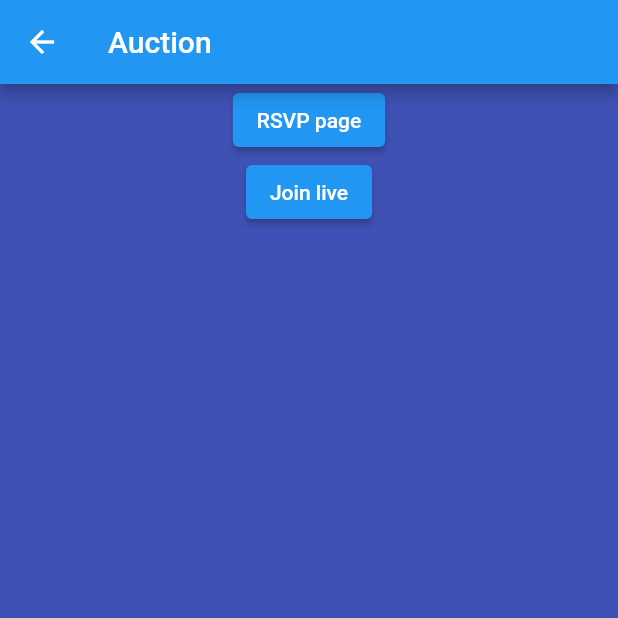
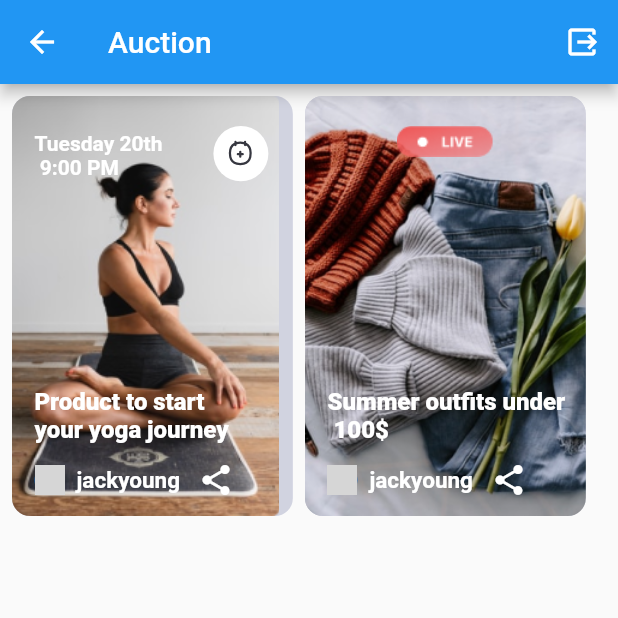
Before and after one commit to cntoss/tekction, a Flutter app: the HomePage screen opened directly, on a phone screen of 412 x 824 dp, the top half of it. Run offline on Flutter 3.47's test engine with Material 2 defaults, Android fonts, the phone set to English and light mode, and no system bars; our stand-ins replace dio, flutter_svg, fluttertoast, get_it, permission_handler, rxdart and 1 more; missing offline and left inert: agora_rtc_engine; accounts and stored records are empty; network calls fail; grey boxes are pictures that could not be loaded.

Commit message:
auction home live card

```diff
--- a/lib/core/route_manager.dart
+++ b/lib/core/route_manager.dart
@@ -1,6 +1,5 @@
 import 'package:flutter/material.dart';
 import 'package:tekction/home/ui/screen/home_page.dart';
-import 'package:tekction/home/ui/screen/home_page_two.dart';
 import 'package:tekction/home/ui/screen/live_page.dart';
 import 'package:tekction/home/ui/screen/live_streaming.dart';
 import 'package:tekction/login/ui/login.dart';
@@ -32,7 +31,10 @@ class RouteGenerator {
         return MaterialPageRoute(builder: (_) => const LivePage());
 
       case Routes.liveWithChat:
-        return MaterialPageRoute(builder: (_) => const LiveStreaming());
+        return MaterialPageRoute(
+            builder: (_) => LiveStreaming(
+                  isBroadCaster: routeSettings.arguments as bool?,
+                ));
 
       default:
         return unDefinedRoute();
--- a/lib/home/ui/screen/call_page.dart
+++ b/lib/home/ui/screen/call_page.dart
@@ -30,13 +30,6 @@ class _CallPageState extends State<CallPage> {
   void initState() {
     super.initState();
     initAgora();
-  }
-
-  @override
-  void dispose() {
-    super.dispose();
-    _engine.leaveChannel();
-    _engine.release();
   }
 
   Future<void> initAgora() async {
@@ -108,7 +101,9 @@ class _CallPageState extends State<CallPage> {
   @override
   Widget build(BuildContext context) {
     var size = MediaQuery.of(context).size;
-    return Scaffold(
+    return WillPopScope(
+      onWillPop: () async => false,
+      child: Scaffold(
         body: Stack(
           children: [
             widget.isBroadcaster
@@ -140,13 +135,13 @@ class _CallPageState extends State<CallPage> {
                   showLiveInfo: true,
                   showGlass: true,
                   onBackPressed: () {
-                  super.dispose();
                     _engine.leaveChannel();
                     _engine.release();
                     Navigator.pop(context);
                   },
                 )),
           ],
+        ),
       ),
     );
   }
--- a/lib/home/ui/screen/home_page.dart
+++ b/lib/home/ui/screen/home_page.dart
@@ -2,6 +2,9 @@ import 'package:flutter/material.dart';
 import 'package:shared_preferences/shared_preferences.dart';
 import 'package:tekction/common/app_constant.dart';
 import 'package:tekction/core/route_manager.dart';
+import 'package:tekction/helper/logout_helper.dart';
+
+import '../widget/auction_card.dart';
 
 class HomePage extends StatefulWidget {
   const HomePage({super.key});
@@ -29,34 +32,55 @@ class _HomePageState extends State<HomePage> {
   @override
   Widget build(BuildContext context) {
     return Scaffold(
-      appBar: AppBar(title: const Text("Auction")),
-      backgroundColor: Colors.indigo,
-      body: SizedBox(
+      appBar: AppBar(
+        title: const Text("Auction"),
+        actions: [
+          IconButton(
+              onPressed: () => LogoutHelper().logOuts(context),
+              icon: const Icon(Icons.output_outlined))
+        ],
+      ),
+      // backgroundColor: Colors.indigo,
+      body: isBroadCaster == null
+          ? const Center(
+              child: CircularProgressIndicator(),
+            )
+          : SizedBox(
               width: MediaQuery.of(context).size.width,
-        child: Column(
-          children: [
-            if (isBroadCaster) ...[
-              ElevatedButton(
+              child: isBroadCaster
+                  ? Center(
+                      child: ElevatedButton(
                         onPressed: () {
-                  Navigator.pushNamed(context, Routes.liveWithChat);
+                          Navigator.pushNamed(context, Routes.liveWithChat, arguments: true);
                         },
                         child: const Text('Go to live'),
+                      ),
                     )
-            ] else ...[
-              ElevatedButton(
-                onPressed: () {
+                  : Padding(
+                      padding: const EdgeInsets.all(8.0),
+                      child: Row(children: [
+                        AcutionCard(
+                          imageUrl: 'https://picsum.photos/300/300',
+                          vendor: 'jackyoung',
+                          name: 'Product to start\nyour yoga journey',
+                          onRsvpPressed: () {
                             Navigator.pushNamed(context, '/live');
                           },
-                child: const Text('RSVP page'),
                         ),
-              ElevatedButton(
-                onPressed: () {
-                  Navigator.pushNamed(context, Routes.liveWithChat);
+                        const SizedBox(
+                          width: 8,
+                        ),
+                        AcutionCard(
+                          imageUrl: 'https://picsum.photos/300/300',
+                          vendor: 'jackyoung',
+                          name: 'Summer outfits under\n 100\$',
+                          isLive: true,
+                          onLivePressed: () {
+                            print('on live');
+                            Navigator.pushNamed(context, Routes.liveWithChat, arguments: false);
                           },
-                child: const Text('Join live'),
-              )
-            ]
-          ],
+                        ),
+                      ]),
                     ),
             ),
     );
--- a/lib/home/ui/screen/live_streaming.dart
+++ b/lib/home/ui/screen/live_streaming.dart
@@ -1,5 +1,4 @@
 import 'package:flutter/material.dart';
-import 'package:shared_preferences/shared_preferences.dart';
 import 'package:tekction/home/ui/screen/call_page.dart';
 import 'package:tekction/home/ui/widget/basket_widget.dart';
 import 'package:tekction/home/ui/widget/chat_listview.dart';
@@ -8,11 +7,10 @@ import 'package:tekction/resource/color_manager.dart';
 import 'package:tekction/service/locator.dart';
 
 import '../../../common/app_constant.dart';
-import '../../../resource/asset_manager.dart';
-import 'top_bar_live.dart';
 
 class LiveStreaming extends StatefulWidget {
-  const LiveStreaming({super.key});
+  final bool? isBroadCaster;
+  const LiveStreaming({super.key, this.isBroadCaster});
 
   @override
   State<LiveStreaming> createState() => _LiveStreamingState();
@@ -22,8 +20,6 @@ class _LiveStreamingState extends State<LiveStreaming> {
   final _sizeConfig = locator<SizeConfig>();
 
   final commentController = TextEditingController();
-
-  var isBroadCaster;
 
   List<String> chatList = [
     'name1',
@@ -46,15 +42,7 @@ class _LiveStreamingState extends State<LiveStreaming> {
 
   @override
   void initState() {
-    checkBroadcaster();
     super.initState();
-  }
-
-  checkBroadcaster() async {
-    SharedPreferences _sharedPref = await SharedPreferences.getInstance();
-    setState(() {
-      isBroadCaster = _sharedPref.getBool(broadcasterKey) ?? false;
-    });
   }
 
   @override
@@ -72,7 +60,7 @@ class _LiveStreamingState extends State<LiveStreaming> {
                 children: [
                   CallPage(
                     channel: channel,
-                    isBroadcaster: isBroadCaster,
+                    isBroadcaster: widget.isBroadCaster ?? false,
                   ),
                   Positioned(
                     bottom: 0,
--- /dev/null
+++ b/lib/home/ui/widget/auction_card.dart
@@ -0,0 +1,153 @@
+import 'package:flutter/material.dart';
+import 'package:flutter_svg/svg.dart';
+import 'package:tekction/common/app_constant.dart';
+import 'package:tekction/resource/asset_manager.dart';
+import 'package:tekction/service/locator.dart';
+
+class AcutionCard extends StatelessWidget {
+  const AcutionCard(
+      {super.key,
+      this.imageUrl,
+      this.vendor,
+      this.onSharePressed,
+      this.name,
+      this.description,
+      this.price,
+      this.onRsvpPressed,
+      this.onLivePressed,
+      this.isLive = false});
+
+  /// Image url.
+  final String? imageUrl;
+
+  /// Vendor name.
+  final String? vendor;
+
+  /// Callback on share pressed.
+  final VoidCallback? onSharePressed;
+
+  // Callback on live.
+  final VoidCallback? onLivePressed;
+
+  /// Time.
+  final String? name;
+
+  /// Description.
+  final String? description;
+
+  final int? price;
+
+  /// Callback on rsvp button pressed.
+  final VoidCallback? onRsvpPressed;
+
+  final bool isLive;
+
+  @override
+  Widget build(BuildContext context) {
+    return ClipRRect(
+      borderRadius: BorderRadius.circular(12.0),
+      child: Container(
+        color: const Color(0xff36374080),
+        width: locator<SizeConfig>().screenW / 2.2,
+        height: 280,
+        child: Stack(
+          children: [
+            Image.asset(
+              isLive ? ImageAssets.live : ImageAssets.rsrv,
+              height: 280,
+              fit: BoxFit.fitHeight,
+            ),
+            !isLive
+                ? Positioned(
+                    top: 20,
+                    left: horizontalPadding / 2,
+                    right: horizontalPadding / 2,
+                    child: Row(
+                      mainAxisAlignment: MainAxisAlignment.spaceBetween,
+                      children: [
+                        const Text(
+                          'Tuesday 20th \n 9:00 PM',
+                          style: TextStyle(
+                              color: Colors.white,
+                              fontSize: 14,
+                              fontWeight: FontWeight.w700),
+                        ),
+                        InkWell(
+                            onTap: onRsvpPressed,
+                            child: SvgPicture.asset(SvgAsset.plus))
+                      ],
+                    ))
+                : Positioned(
+                    top: 0,
+                    left: 0,
+                    right: 0,
+                    child: InkWell(
+                      onTap: onLivePressed,
+                      child: Image.asset(ImageAssets.liveButton),
+                    ),
+                  ),
+            Positioned(
+              bottom: 0,
+              child: Padding(
+                padding: const EdgeInsets.symmetric(
+                    horizontal: horizontalPadding / 2),
+                child: Column(
+                  mainAxisSize: MainAxisSize.min,
+                  crossAxisAlignment: CrossAxisAlignment.start,
+                  children: [
+                    Text(
+                      '$name',
+                      maxLines: 2,
+                      style: const TextStyle(
+                          color: Colors.white,
+                          fontSize: 16,
+                          fontWeight: FontWeight.w800),
+                    ),
+                    /*  if (isLive)
+                      Text(
+                        '$price',
+                        style: const TextStyle(
+                            color: Colors.white,
+                            fontSize: 16,
+                            fontWeight: FontWeight.w800),
+                      ), */
+                    Row(
+                      mainAxisAlignment: MainAxisAlignment.spaceBetween,
+                      children: [
+                        Row(
+                          mainAxisAlignment: MainAxisAlignment.start,
+                          children: [
+                            CircleAvatar(
+                              radius: 10,
+                              backgroundImage: NetworkImage('$imageUrl'),
+                            ),
+                            const SizedBox(width: 8),
+                            Text(
+                              '$vendor',
+                              style: const TextStyle(
+                                fontSize: 15,
+                                fontWeight: FontWeight.w700,
+                                color: Colors.white,
+                              ),
+                            ),
+                          ],
+                        ),
+                        IconButton(
+                          onPressed: onSharePressed,
+                          icon: const Icon(
+                            Icons.share,
+                            color: Colors.white,
+                          ),
+                        ),
+                      ],
+                    ),
+                  ],
+                ),
+              ),
+            )
+          ],
+        ),
+      ),
+    );
+  }
+}
--- a/lib/home/ui/widget/stream_text_row.dart
+++ b/lib/home/ui/widget/stream_text_row.dart
@@ -29,7 +29,7 @@ class StreamTextRow extends StatelessWidget {
         width: _sizeConfig.screenW,
         child: Row(children: [
           SizedBox(
-            width: _sizeConfig.safeBlockW * 60,
+            width: _sizeConfig.safeBlockW * 56,
             height: 55,
             child: TextField(
               controller: commentController,
--- a/lib/login/ui/login.dart
+++ b/lib/login/ui/login.dart
@@ -68,7 +68,7 @@ class _LoginScreenState extends State<LoginScreen> {
     return Container(
       margin: const EdgeInsets.only(top: 50.0),
       padding: const EdgeInsets.symmetric(horizontal: 20.0, vertical: 30.0),
-      child: const Text("Welcome to Tekction",
+      child: const Text("Welcome", //to Tekction",
           style: TextStyle(
               color: Colors.white70,
               fontSize: 40.0,
@@ -82,13 +82,13 @@ class _LoginScreenState extends State<LoginScreen> {
       child: Column(
         children: <Widget>[
           TextField(
-            keyboardType: TextInputType.phone,
+            keyboardType: TextInputType.emailAddress,
             controller: emailController,
             cursorColor: Colors.white,
             style: const TextStyle(color: Colors.white70),
             decoration: const InputDecoration(
-              icon: Icon(Icons.phone_android, color: Colors.white70),
-              hintText: "Phone Number",
+              icon: Icon(Icons.mail, color: Colors.white70),
+              hintText: "Email",
               border: UnderlineInputBorder(
                   borderSide: BorderSide(color: Colors.white70)),
               hintStyle: TextStyle(color: Colors.white70),
@@ -142,17 +142,17 @@ class _LoginScreenState extends State<LoginScreen> {
             backgroundColor: MaterialStateProperty.all(Colors.pink),
           ),
           onPressed: () async {
-            if (emailController.text != "" || passwordController.text != "") {
+            /*  if (emailController.text != "" || passwordController.text != "") {
               setState(() {
                 _isLoading = true;
-              });
+              }); */
             _uiHelper.hideKeyboard(context);
             _signIn(
               context,
               emailController.text,
               passwordController.text,
             );
-            }
+            // }
           },
           child: const Text("Login", style: TextStyle(color: Colors.white70)),
         ),
--- a/lib/resource/asset_manager.dart
+++ b/lib/resource/asset_manager.dart
@@ -4,6 +4,9 @@ const String svgPath = "assets/svg";
 class ImageAssets {
   static const String girlLive = "$imagePath/girl_live.png";
   static const String sunGlass = "$imagePath/sun_glass.png";
+  static const String rsrv = "$imagePath/rsrv.png";
+  static const String live = "$imagePath/live.png";
+  static const String liveButton = "$imagePath/live_button.png";
 }
 
 class SvgAsset {
@@ -12,4 +15,5 @@ class SvgAsset {
   static const String volumeOn = "$svgPath/volume_on.svg";
   static const String share = "$svgPath/share.svg";
   static const String basket = "$svgPath/basket.svg";
+  static const String plus = "$svgPath/plus.svg";
 }
```
Also changed, not shown: assets/images/live.png (added), assets/images/live_button.png (added), assets/images/rsrv.png (added), assets/svg/plus.svg (added). Lines whose indentation alone changed are shown as unchanged.
